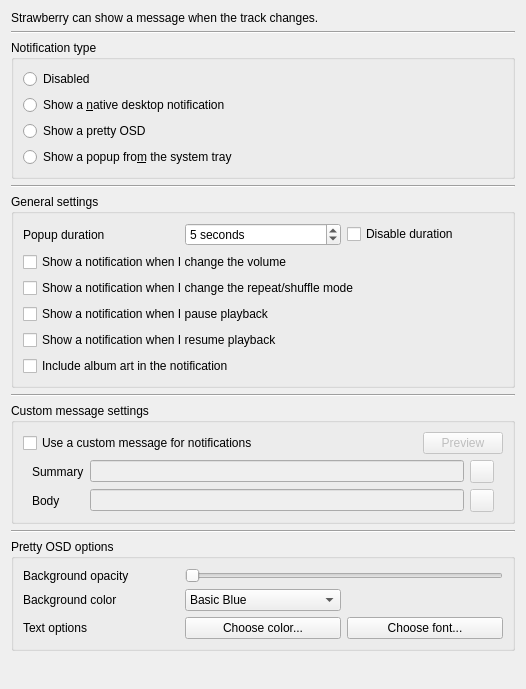
Before: the Qt Designer form src/settings/notificationssettingspage.ui in strawberrymusicplayer/strawberry, drawn with Qt 5.
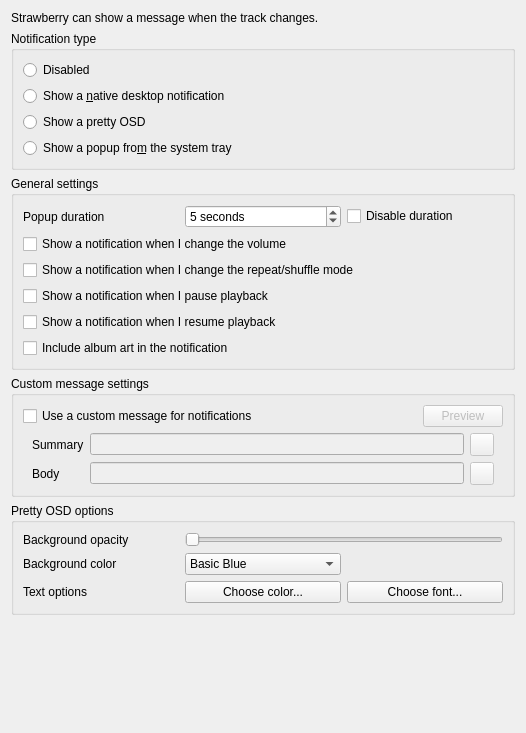
After: the same form once the commit is applied.

Commit message: Remove all lines in settings

The edit to the form file:
```diff
--- a/src/settings/notificationssettingspage.ui
+++ b/src/settings/notificationssettingspage.ui
@@ -7,7 +7,7 @@
     <x>0</x>
     <y>0</y>
     <width>526</width>
-    <height>689</height>
+    <height>733</height>
    </rect>
   </property>
   <property name="windowTitle">
@@ -21,13 +21,6 @@
      </property>
     </widget>
    </item>
-   <item>
-    <widget class="Line" name="line_1">
-     <property name="orientation">
-      <enum>Qt::Horizontal</enum>
-     </property>
-    </widget>
-   </item>
    <item>
     <widget class="QGroupBox" name="groupbox_notification_type">
      <property name="title">
@@ -65,13 +58,6 @@
      </layout>
     </widget>
    </item>
-   <item>
-    <widget class="Line" name="line_2">
-     <property name="orientation">
-      <enum>Qt::Horizontal</enum>
-     </property>
-    </widget>
-   </item>
    <item>
     <widget class="QGroupBox" name="notifications_general">
      <property name="title">
@@ -164,13 +150,6 @@
      </layout>
     </widget>
    </item>
-   <item>
-    <widget class="Line" name="line_3">
-     <property name="orientation">
-      <enum>Qt::Horizontal</enum>
-     </property>
-    </widget>
-   </item>
    <item>
     <widget class="QGroupBox" name="notifications_custom_text_group">
      <property name="title">
@@ -299,13 +278,6 @@
      </layout>
     </widget>
    </item>
-   <item>
-    <widget class="Line" name="line_4">
-     <property name="orientation">
-      <enum>Qt::Horizontal</enum>
-     </property>
-    </widget>
-   </item>
    <item>
     <widget class="QGroupBox" name="notifications_pretty_group">
      <property name="title">
```
The commit also changes 9 other files.
